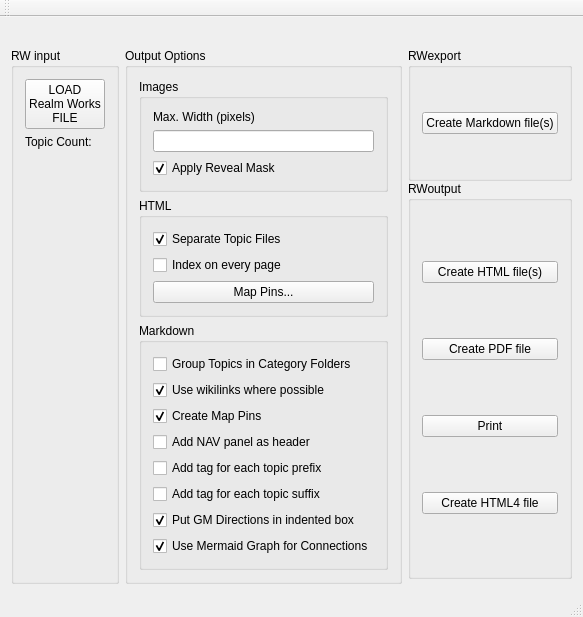
The window that mainwindow.ui (farling42/RWoutput) describes before a commit, drawn with Qt 5.
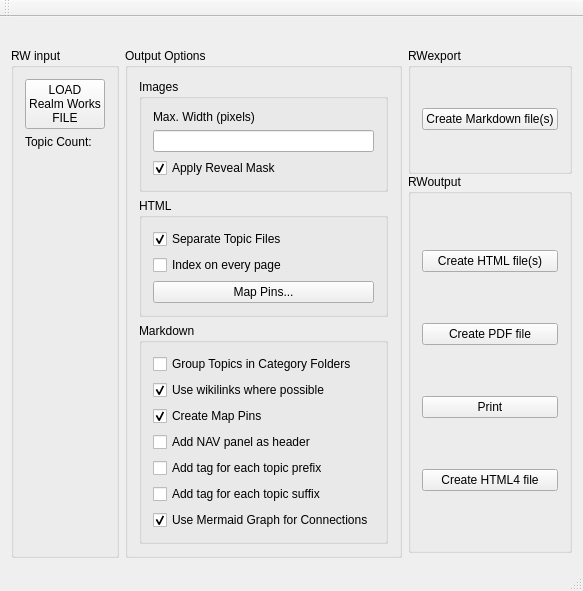
The same window after the commit. Icons and pictures are not drawn.

Commit message: Use SPAN for gm-directions, RW-style and RW-veracity

The edit to the form file:
```diff
--- a/mainwindow.ui
+++ b/mainwindow.ui
@@ -10,7 +10,7 @@
     <x>0</x>
     <y>0</y>
     <width>522</width>
-    <height>551</height>
+    <height>528</height>
    </rect>
   </property>
   <property name="windowTitle">
@@ -222,19 +222,6 @@
               </property>
              </widget>
             </item>
-            <item>
-             <widget class="QCheckBox" name="prefixGMDirections">
-              <property name="toolTip">
-               <string>When converting GM directions, prefix each with &quot;GMDIR:&quot; in bold italic</string>
-              </property>
-              <property name="text">
-               <string>Put GM Directions in indented box</string>
-              </property>
-              <property name="checked">
-               <bool>true</bool>
-              </property>
-             </widget>
-            </item>
             <item>
              <widget class="QCheckBox" name="graphConnections">
               <property name="toolTip">
```
The commit also changes 7 other files.
